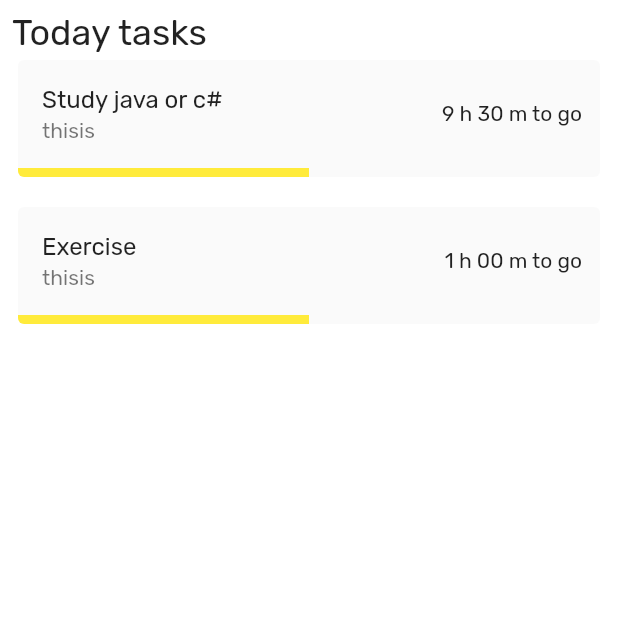
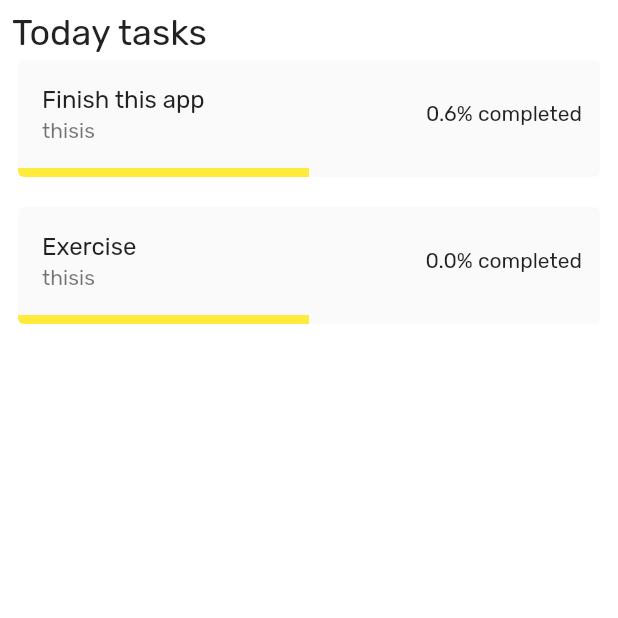
Before and after one commit to LocTr/timee, a Flutter app: the screen it shows after launch, on a phone screen of 412 x 824 dp, the top half of it. Run offline on Flutter 3.47's test engine with Material 2 defaults, Android fonts, the phone set to English and light mode, and no system bars; our stand-ins replace fl_chart.

Commit message:
remove deprecated code, rework task model

```diff
--- a/lib/deprecated/model/task.dart
+++ /dev/null
@@ -1,52 +0,0 @@
-import 'package:equatable/equatable.dart';
-
-class Task extends Equatable {
-  final String title;
-  final int targetTime;
-  final int timeSpent;
-  final bool isDone;
-
-  const Task(
-      {required this.title,
-      required this.targetTime,
-      required this.timeSpent,
-      required this.isDone});
-
-  Task copyWith({
-    String? title,
-    int? targetTime,
-    int? timeSpent,
-    bool? isDone,
-  }) {
-    return Task(
-        title: title ?? this.title,
-        targetTime: targetTime ?? this.targetTime,
-        timeSpent: timeSpent ?? this.timeSpent,
-        isDone: isDone ?? this.isDone);
-  }
-
-  @override
-  List<Object?> get props => [title, targetTime, timeSpent, isDone];
-}
-
-class TaskImp {
-  final String title;
-  final int targetTime;
-  final int timeSpent;
-  final bool isDone;
-
-  const TaskImp({
-    required this.title,
-    required this.targetTime,
-    this.timeSpent = 0,
-    this.isDone = false,
-  });
-}
-
-class RecursiveTask extends Task {
-  RecursiveTask(
-      {required super.title,
-      required super.targetTime,
-      required super.timeSpent,
-      required super.isDone});
-}
--- /dev/null
+++ b/lib/models/task.dart
@@ -0,0 +1,32 @@
+class Task {
+  final String title;
+  final DateTime createdDate;
+  final DateTime completedDate;
+  final int totalTaskPoint;
+  final int finishedTaskPoint;
+  final List<Group> groups;
+  final List<Subtask> subtasks;
+
+  Task({
+    required this.title,
+    required this.createdDate,
+    required this.completedDate,
+    required this.totalTaskPoint,
+    required this.finishedTaskPoint,
+    this.groups = const [],
+    this.subtasks = const [],
+  });
+}
+
+class Subtask {
+  final String title;
+  final bool isDone;
+
+  const Subtask({required this.title, required this.isDone});
+}
+
+class Group {
+  final String title;
+
+  const Group({required this.title});
+}
--- a/lib/overview/view/overview_page.dart
+++ b/lib/overview/view/overview_page.dart
@@ -1,6 +1,6 @@
 import 'package:flutter/material.dart';
+import 'package:timee/models/task.dart';
 import 'package:timee/new_task/view/new_task_page.dart';
-import 'package:timee/deprecated/model/task.dart';
 import 'package:timee/report/view/report_page.dart';
 
 import '../widgets/task_entry.dart';
@@ -56,17 +56,19 @@ class OverviewPage extends StatelessWidget {
   }
 }
 
-const tasks = <Task>[
+final tasks = <Task>[
   Task(
-    title: 'Study java or c#',
-    targetTime: 36000,
-    timeSpent: 1800,
-    isDone: false,
+    title: 'Finish this app',
+    completedDate: DateTime.now().add(const Duration(days: 10)),
+    createdDate: DateTime.now(),
+    totalTaskPoint: 100,
+    finishedTaskPoint: 58,
   ),
   Task(
     title: 'Exercise',
-    targetTime: 4800,
-    timeSpent: 1200,
-    isDone: false,
+    createdDate: DateTime.now(),
+    completedDate: DateTime.now(),
+    totalTaskPoint: 5,
+    finishedTaskPoint: 0,
   ),
 ];
--- a/lib/overview/widgets/task_entry.dart
+++ b/lib/overview/widgets/task_entry.dart
@@ -1,6 +1,5 @@
 import 'package:flutter/material.dart';
-import 'package:timee/deprecated/timer/view/timer_page.dart';
-import 'package:timee/deprecated/model/task.dart';
+import 'package:timee/models/task.dart';
 import 'package:timee/task_detail/view/task_detail_page.dart';
 
 class TaskEntry extends StatelessWidget {
@@ -9,10 +8,8 @@ class TaskEntry extends StatelessWidget {
 
   @override
   Widget build(BuildContext context) {
-    final timeRemaining = task.targetTime - task.timeSpent;
-    final hoursStr = (timeRemaining / 3600).floor().toString();
-    final minutesStr =
-        (timeRemaining / 60 % 60).floor().toString().padLeft(2, '0');
+    final completePercentage =
+        (task.finishedTaskPoint / task.totalTaskPoint).toStringAsFixed(1);
     return Card(
       color: Color(0xFAFAFAFA),
       clipBehavior: Clip.antiAlias,
@@ -38,7 +35,7 @@ class TaskEntry extends StatelessWidget {
                     ),
                   ),
                 ),
-                Text('$hoursStr h $minutesStr m to go'),
+                Text('$completePercentage% completed'),
                 const SizedBox(
                   width: 12,
                 ),
--- a/lib/task_detail/view/task_detail_page.dart
+++ b/lib/task_detail/view/task_detail_page.dart
@@ -1,5 +1,5 @@
 import 'package:flutter/material.dart';
-import 'package:timee/deprecated/model/task.dart';
+import 'package:timee/models/task.dart';
 import 'package:timee/task_detail/view/task_detail_view.dart';
 
 class TaskDetailPage extends StatelessWidget {
```
Also changed, not shown: lib/deprecated/timer/bloc/timer_bloc.dart (deleted, +0 -75 lines), lib/deprecated/timer/bloc/timer_event.dart (deleted, +0 -29 lines), lib/deprecated/timer/bloc/timer_state.dart (deleted, +0 -29 lines), lib/deprecated/timer/view/timer_page.dart (deleted, +0 -26 lines), lib/deprecated/timer/view/timer_view.dart (deleted, +0 -101 lines), lib/deprecated/timer/widgets/animated_progress_arc.dart (deleted, +0 -78 lines), lib/deprecated/timer/widgets/control_section.dart (deleted, +0 -110 lines), lib/deprecated/timer/widgets/progress_arc.dart (deleted, +0 -83 lines), lib/deprecated/timer/widgets/timer_text.dart (deleted, +0 -26 lines).
